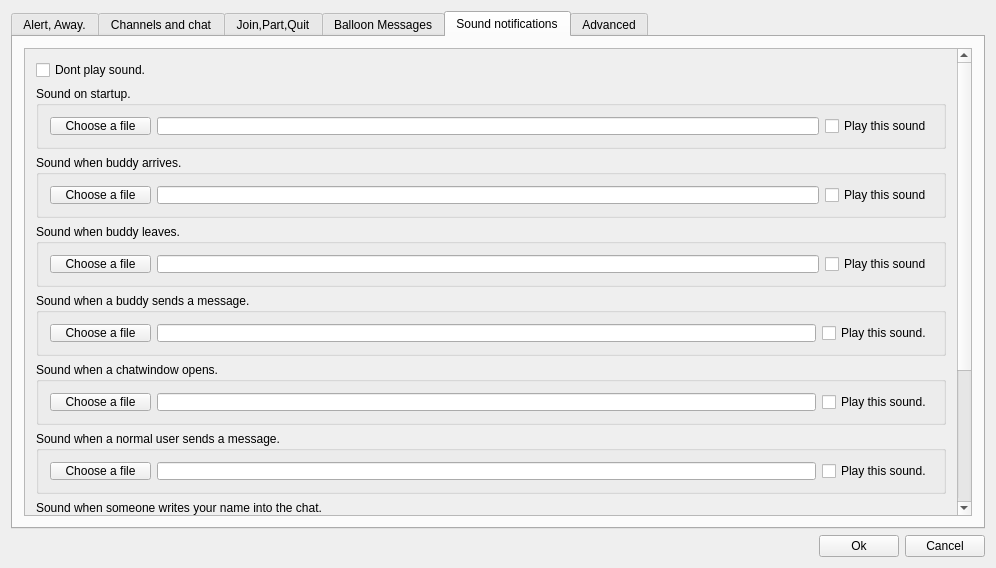
First picture: the form in trunk/src/wormnet/settingswindow.ui, repository svn2github/twsoldunsupported, before the edit.
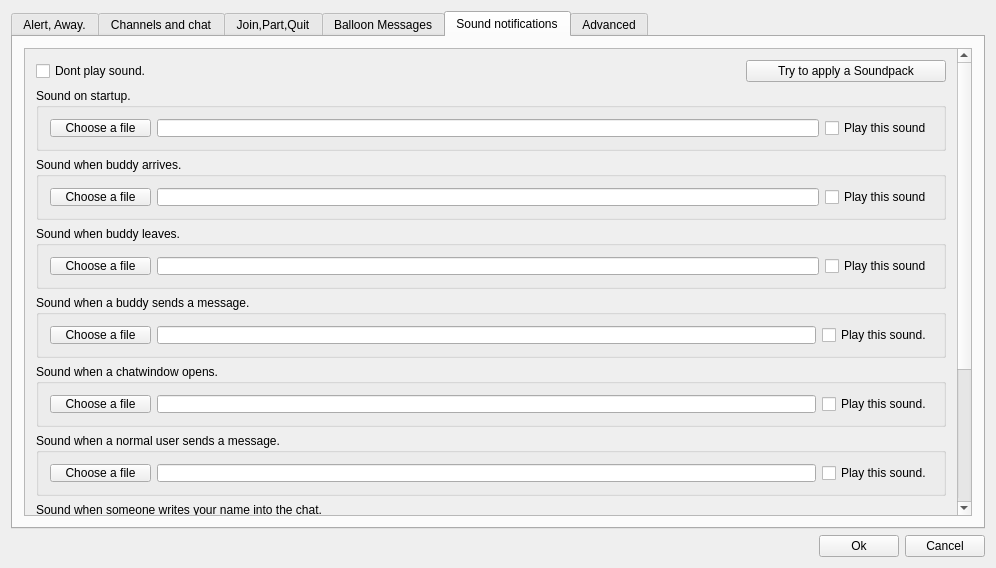
Second picture: the form after the edit. The open tabs and pages were chosen to show the change.

```diff
--- a/trunk/src/wormnet/settingswindow.ui
+++ b/trunk/src/wormnet/settingswindow.ui
@@ -620,19 +620,39 @@
              <rect>
               <x>0</x>
               <y>0</y>
-              <width>306</width>
-              <height>660</height>
+              <width>933</width>
+              <height>668</height>
              </rect>
             </property>
             <layout class="QHBoxLayout" name="horizontalLayout_8">
              <item>
               <layout class="QVBoxLayout" name="verticalLayout_6">
                <item>
+                <layout class="QHBoxLayout" name="horizontalLayout">
+                 <property name="topMargin">
+                  <number>0</number>
+                 </property>
+                 <item>
                 <widget class="QCheckBox" name="cbdontplaysound">
                  <property name="text">
                   <string>Dont play sound.</string>
                  </property>
                 </widget>
+                 </item>
+                 <item>
+                  <widget class="QPushButton" name="pushButton">
+                   <property name="maximumSize">
+                    <size>
+                     <width>200</width>
+                     <height>16777215</height>
+                    </size>
+                   </property>
+                   <property name="text">
+                    <string>Try to apply a Soundpack</string>
+                   </property>
+                  </widget>
+                 </item>
+                </layout>
                </item>
                <item>
                 <widget class="QGroupBox" name="groupBox_11">
```
Left out of the diff: 6 changed lines with no effect on the pictures. Lines whose indentation alone changed are shown as unchanged.
